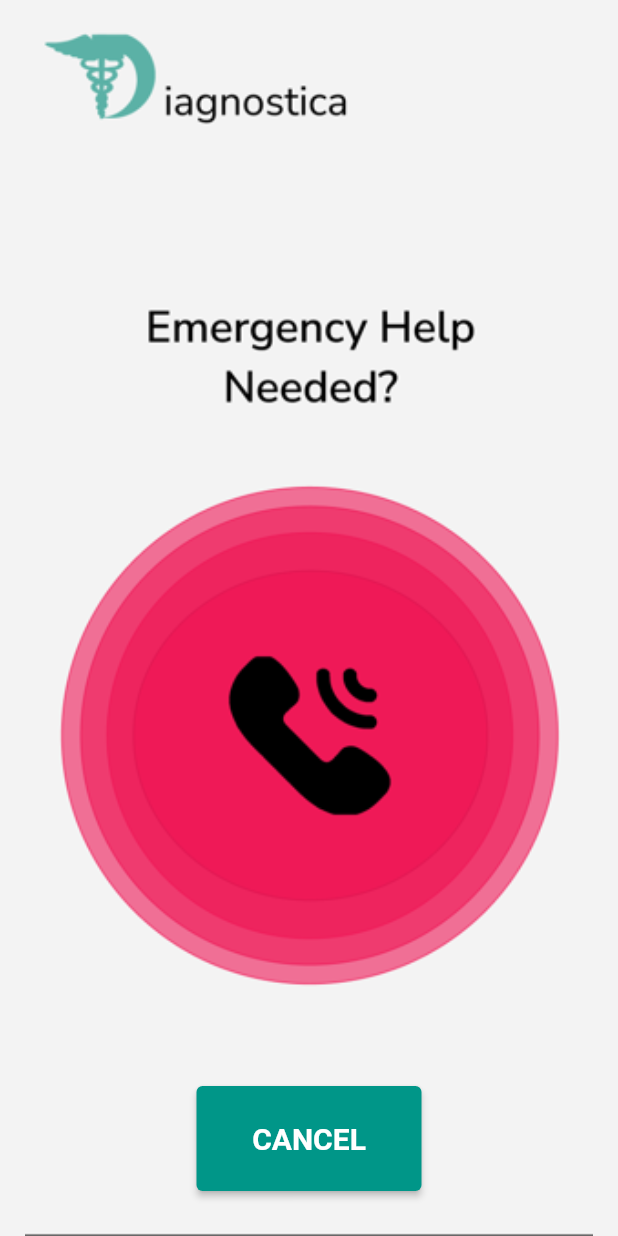
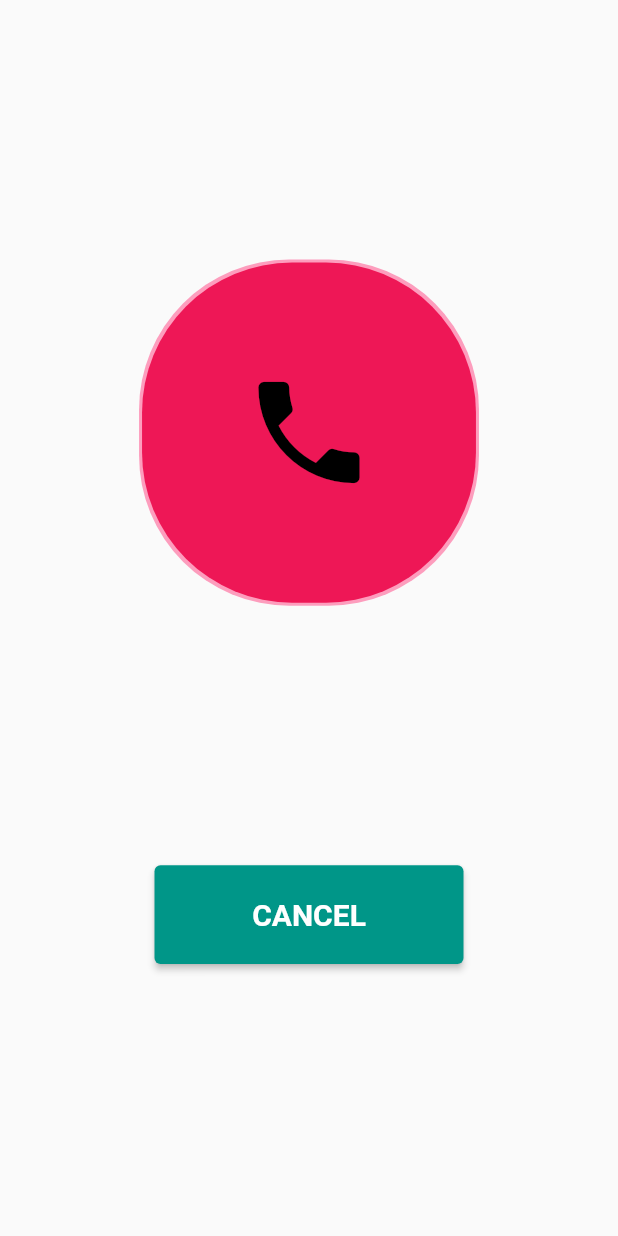
Before and after one commit to Jainam-Dharod/QuasarHack, a Flutter app: the SosPage screen opened directly, on a phone screen of 412 x 824 dp. Run offline on Flutter 3.47's test engine with Material 2 defaults, Android fonts, the phone set to English and light mode, and no system bars; our stand-ins replace flutter_swiper_plus, speech_to_text.

Commit message:
SOS done

```diff
--- a/Frontend/lib/Pages/SOS.dart
+++ b/Frontend/lib/Pages/SOS.dart
@@ -1,5 +1,7 @@
 import 'package:flutter/material.dart';
+import 'package:quaser_diagnostica/Pages/HospitalPage.dart';
 import 'package:url_launcher/url_launcher.dart';
+import 'dart:async';
 
 
 class SosPage extends StatefulWidget {
@@ -10,50 +12,85 @@ class SosPage extends StatefulWidget {
   State<SosPage> createState() => _SosPageState();
 }
 
-class _SosPageState extends State<SosPage> {
-  final Uri _url = Uri.parse('tel:+91 9822048479');
-  Future<void> _makePhoneCall() async {
-    await launchUrl(_url);
+class _SosPageState extends State<SosPage> with TickerProviderStateMixin{
+
+  late AnimationController animationController;
+  @override
+  void initState() {
+    super.initState();
+    animationController = AnimationController(
+      vsync: this,
+      duration: Duration(seconds: 1),
+    )
+      ..forward()
+      ..repeat(reverse: true);
+    startTime();
   }
+
+  @override
+  void dispose() {
+    animationController.dispose();
+    super.dispose();
+  }
+
+  @override
+
+
   @override
   Widget build(BuildContext context) {
-    return Scaffold(
-        body: Stack(
-            children:[
+    double height = MediaQuery.of(context).size.height;
+    double width = MediaQuery.of(context).size.width;
+    return SafeArea(
+      child: Scaffold(
+          body: Column(
+            children: [
+
               Container(
 
-                //margin: EdgeInsets.only(top:50.0),
+                height: height * 0.7,
+                width: width * 1,
+                child: Center(
+                  child: AnimatedBuilder(
+                    animation: animationController,
+                    builder: (context, child) {
+                      return Container(
+                        height: height * 0.28,
+                        width: width * 0.55,
                         decoration: BoxDecoration(
-                  color: Color(0xFFF3F3F3),
-                  image: DecorationImage(
-                    image: AssetImage("assets/SOS.png"),
-                    fit: BoxFit.contain,
+                            color: Colors.pinkAccent.withOpacity(0.5),
+                            borderRadius: BorderRadius.circular(100)
+                        ),
+                        child: Padding(
+                          padding: EdgeInsets.all(20.0 * animationController.value),
+                          child: child,
+                        ),
+                      );
+                    },
+                    child: Container(
+
+                      decoration: BoxDecoration(
+                          color: Color(0xffEE1756),
+                          borderRadius: BorderRadius.circular(100)
+
+                      ),
+                          child: IconButton(
+                        onPressed: () {},
+                        color: Colors.black,
+                        icon: Icon(Icons.phone, size: 90),
                       ),
                     ),
                   ),
-              Positioned(
-                left: 40,
-                top: 310,
-                child: CircleAvatar(
-                    radius: 160,
-                    backgroundColor: Colors.transparent,
-                    child: InkWell(
-                      onTap: () {
-                        _makePhoneCall();
 
-                      },
-                    )),
+
                 ),
-              Padding(
-                padding: const EdgeInsets.only(bottom: 30.0),
-                child: Align(
 
-                  alignment: Alignment.bottomCenter,
-                  child: SizedBox(
 
-                    height: 70,
-                    width: 150,
+              ),
+              Container(
+                height: height * 0.08,
+                width: width * 0.5,
                 child: ElevatedButton(
+
                             style: ElevatedButton.styleFrom(
                             primary: Colors.teal,
                                 textStyle: TextStyle(
@@ -66,9 +103,23 @@ class _SosPageState extends State<SosPage> {
                             child: Text('CANCEL'),
                           ),
               ),
+
+
+            ],
+          )
+
       ),
-              )
-            ])
     );
   }
+  startTime() async {
+    var duration = new Duration(seconds: 5);
+    return new Timer(duration, route);
   }
+  route() {
+    Navigator.pushReplacement(context, MaterialPageRoute(
+        builder: (context) => HospitalPage()
+    )
+    );
+  }
+
+}
--- a/Frontend/lib/main.dart
+++ b/Frontend/lib/main.dart
@@ -31,6 +31,6 @@ class MyApp extends StatelessWidget {
         theme: ThemeData(
           primarySwatch: Colors.purple,
         ),
-        home: FirstPage());
+        home: sttPage());
   }
 }
--- a/Frontend/lib/model/datas.dart
+++ b/Frontend/lib/model/datas.dart
@@ -28,13 +28,13 @@ List<PageFile> pages = [
     "Spicy foods - Foods that contain capsaicin, such as cayenne pepper, jalapenos, and horseradish, can help clear sinuses and alleviate congestion. Citrus fruits: Citrus fruits, such as oranges, lemons, and grapefruits, are rich in vitamin C, which can help boost the immune system and reduce inflammation in the sinuses. Warm liquid - Drinking warm liquids, such as herbal tea, chicken soup, or hot water with lemon and honey, can help soothe irritated sinuses and relieve congestion. Garlic and onions - Both garlic and onions contain compounds that can help fight off infections and reduce inflammation in the sinuses. Omega-3 fatty acids - Foods rich in omega-3 fatty acids, such as salmon, flaxseed, and walnuts, can help reduce inflammation in the body, including the sinuses. Probiotic-rich foods - Foods that are rich in probiotics, such as yogurt, kefir, and fermented vegetables, can help boost the immune system and reduce inflammation in the sinuses.",
   ),
   PageFile(2,
-    name: 'Lifestyle & Habits',
+    name: 'Lifestyle & \nHabits',
     iconImage: 'assets/lifestyle.png',
     description:
     "Quit Smoking - Smoking makes it easier to get an infection. Quitting smoking can help lower this risk. So can avoiding second-hand smoke and air pollution. Exercise Regularly - Exercise releases chemicals in the body that block pain signals to the brain. Talk with your health care provider about exercise and choose activities you enjoy. They might include walking, swimming or cycling. Get Enough Sleep - Wake up and go to bed at the same time every day — even on weekends. Relax before you go to bed. If you don't fall asleep within 15 minutes, get up and read or do something soothing until you're drowsy. Avoid medicines that contains caffeine or other stimulants that can affect sleep. This can include some headache medicines. Quit Alcohol - While moderate alcohol use may offer some health benefits, heavy drinking, including binge drinking — has no health benefits.",
   ),
   PageFile(3,
-      name: 'Immediate Action',
+      name: 'Immediate \nAction',
       iconImage: 'assets/action.png',
       description:
       "A pulmonologist is a doctor who diagnoses and treats diseases of the respiratory system -- the lungs and other organs that help you breathe. Pulmonologists may use a variety of diagnostic tools, including chest X-rays, CT scans, pulmonary function tests, and bronchoscopy, to diagnose and treat respiratory conditions. They may also prescribe medications, such as inhalers or antibiotics, and recommend lifestyle changes, such as quitting smoking or losing weight, to manage or prevent respiratory problems. In some cases, pulmonologists may also perform surgical procedures, such as lung biopsies or lung transplant surgeries. They are known to treat diseases like Asthma, Chronic, Pneumonia, Tuberculosis, Pulmonary fibrosis, Lung cancer, Sleep apnea, and Occupational lung diseases - conditions caused by exposure to certain dust, chemicals, or other substances in the workplace. ",
```
Also changed, not shown: Frontend/lib/Pages/HospitalPage.dart (added, +151 -0 lines), Frontend/assets/map.png (added). Lines whose indentation alone changed are shown as unchanged.
